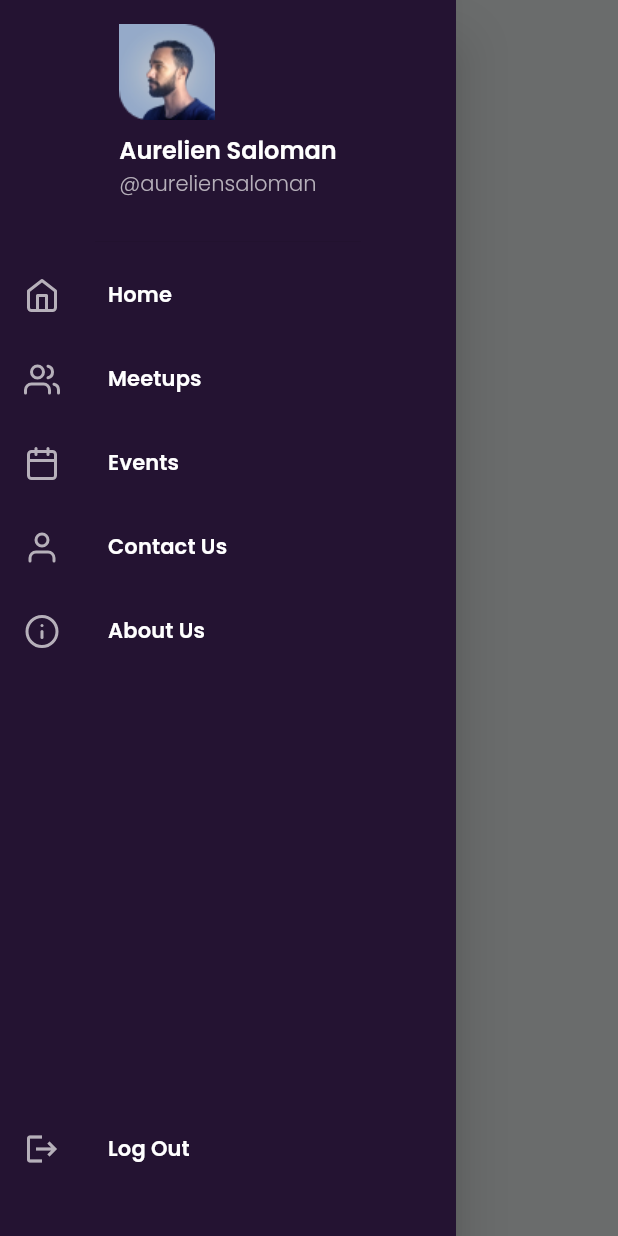
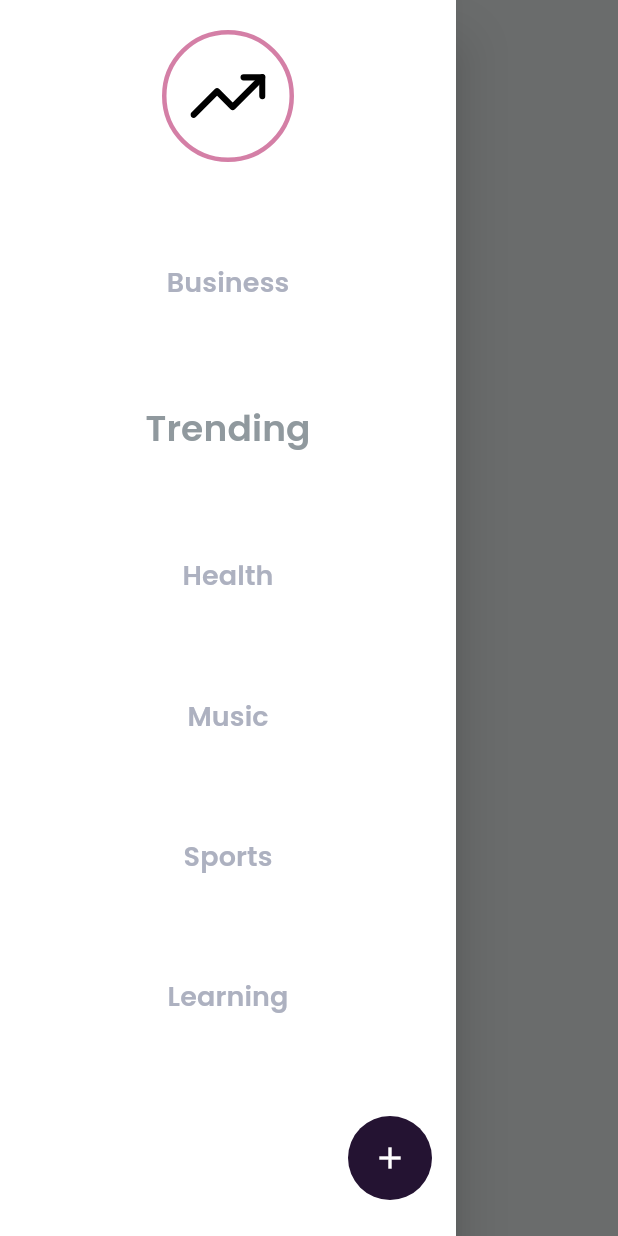
Before and after one commit to david-legend/flutter_catalog, a Flutter app: the MenuScreen4 screen opened by its route, with the side drawer open, on a phone screen of 412 x 824 dp. Run offline on Flutter 3.47's test engine with Material 2 defaults, Android fonts, the phone set to English and light mode, and no system bars; our stand-ins replace auto_route, bubble_tab_indicator, carousel_slider, dots_indicator, flutter_feather_icons, font_awesome_flutter and 2 more.

Commit message:
added menu 4

```diff
--- a/lib/presentation/screens/menus/menu_1.dart
+++ b/lib/presentation/screens/menus/menu_1.dart
@@ -5,7 +5,7 @@ import 'package:fluttercatalog/values/values.dart';
 import 'package:fluttercatalog/widgets/spaces.dart';
 
 class MenuItem {
-  MenuItem(this.title, this.iconData, {this.onTap, this.selected = false});
+  MenuItem(this.title, {this.iconData, this.onTap, this.selected = false});
 
   final String title;
   final IconData iconData;
@@ -20,11 +20,11 @@ class MenuScreen1 extends StatefulWidget {
 
 class _MenuScreen1State extends State<MenuScreen1> {
   List<MenuItem> menuList = [
-    MenuItem(StringConst.HOME, FeatherIcons.home, onTap: () {}),
-    MenuItem(StringConst.MEET_UPS, FeatherIcons.users, onTap: () {}),
-    MenuItem(StringConst.EVENTS, FeatherIcons.calendar, onTap: () {}),
-    MenuItem(StringConst.CONTACT_US, FeatherIcons.user, onTap: () {}),
-    MenuItem(StringConst.ABOUT_US, FeatherIcons.info, onTap: () {}),
+    MenuItem(StringConst.HOME, iconData: FeatherIcons.home, onTap: () {}),
+    MenuItem(StringConst.MEET_UPS, iconData: FeatherIcons.users, onTap: () {}),
+    MenuItem(StringConst.EVENTS, iconData: FeatherIcons.calendar, onTap: () {}),
+    MenuItem(StringConst.CONTACT_US, iconData: FeatherIcons.user, onTap: () {}),
+    MenuItem(StringConst.ABOUT_US, iconData: FeatherIcons.info, onTap: () {}),
   ];
 
   @override
--- a/lib/presentation/screens/menus/menu_2.dart
+++ b/lib/presentation/screens/menus/menu_2.dart
@@ -15,31 +15,31 @@ class _MenuScreen2State extends State<MenuScreen2> {
   List<MenuItem> menuList = [
     MenuItem(
       StringConst.HOME,
-      FeatherIcons.home,
+      iconData: FeatherIcons.home,
       selected: false,
       onTap: () {},
     ),
     MenuItem(
       StringConst.MEET_UPS,
-      FeatherIcons.users,
+      iconData: FeatherIcons.users,
       selected: false,
       onTap: () {},
     ),
     MenuItem(
       StringConst.EVENTS,
-      FeatherIcons.calendar,
+      iconData: FeatherIcons.calendar,
       selected: true,
       onTap: () {},
     ),
     MenuItem(
       StringConst.CONTACT_US,
-      FeatherIcons.user,
+      iconData: FeatherIcons.user,
       selected: false,
       onTap: () {},
     ),
     MenuItem(
       StringConst.ABOUT_US,
-      FeatherIcons.info,
+      iconData: FeatherIcons.info,
       selected: false,
       onTap: () {},
     ),
@@ -179,8 +179,9 @@ class _MenuScreen2State extends State<MenuScreen2> {
             child: ListTile(
               selected: menuItemList[index].selected,
               selectedTileColor: AppColors.primaryColor,
-              contentPadding:
-                  const EdgeInsets.symmetric(horizontal: 16, vertical: 0),
+              contentPadding: const EdgeInsets.symmetric(
+                horizontal: Sizes.PADDING_16,
+              ),
               leading: Icon(
                 menuItemList[index].iconData,
                 color: menuItemList[index].selected
--- a/lib/presentation/screens/menus/menu_3.dart
+++ b/lib/presentation/screens/menus/menu_3.dart
@@ -15,24 +15,28 @@ class _MenuScreen3State extends State<MenuScreen3> {
   List<MenuItem> menuList = [
     MenuItem(
       StringConst.HOME,
-      FeatherIcons.home,
+      iconData: FeatherIcons.home,
       onTap: () {},
     ),
-    MenuItem(StringConst.MEET_UPS, FeatherIcons.users, onTap: () {}),
+    MenuItem(
+      StringConst.MEET_UPS,
+      iconData: FeatherIcons.users,
+      onTap: () {},
+    ),
     MenuItem(
       StringConst.EVENTS,
-      FeatherIcons.calendar,
+      iconData: FeatherIcons.calendar,
       selected: true,
       onTap: () {},
     ),
     MenuItem(
       StringConst.CONTACT_US,
-      FeatherIcons.user,
+      iconData: FeatherIcons.user,
       onTap: () {},
     ),
     MenuItem(
       StringConst.ABOUT_US,
-      FeatherIcons.info,
+      iconData: FeatherIcons.info,
       onTap: () {},
     ),
   ];
@@ -160,8 +164,9 @@ class _MenuScreen3State extends State<MenuScreen3> {
             child: ListTile(
               selected: menuItemList[index].selected,
               selectedTileColor: AppColors.primaryColor,
-              contentPadding:
-                  const EdgeInsets.symmetric(horizontal: 16, vertical: 0),
+              contentPadding: const EdgeInsets.symmetric(
+                horizontal: Sizes.PADDING_16,
+              ),
               leading: Icon(
                 menuItemList[index].iconData,
                 color: menuItemList[index].selected
--- a/lib/presentation/screens/menus/menu_4.dart
+++ b/lib/presentation/screens/menus/menu_4.dart
@@ -3,6 +3,7 @@ import 'package:flutter_feather_icons/flutter_feather_icons.dart';
 import 'package:fluttercatalog/presentation/layout/adaptive.dart';
 import 'package:fluttercatalog/values/values.dart';
 import 'package:fluttercatalog/widgets/spaces.dart';
+import 'package:font_awesome_flutter/font_awesome_flutter.dart';
 
 import 'menu_1.dart';
 
@@ -13,11 +14,12 @@ class MenuScreen4 extends StatefulWidget {
 
 class _MenuScreen4State extends State<MenuScreen4> {
   List<MenuItem> menuList = [
-    MenuItem(StringConst.HOME, FeatherIcons.home, onTap: () {}),
-    MenuItem(StringConst.MEET_UPS, FeatherIcons.users, onTap: () {}),
-    MenuItem(StringConst.EVENTS, FeatherIcons.calendar, onTap: () {}),
-    MenuItem(StringConst.CONTACT_US, FeatherIcons.user, onTap: () {}),
-    MenuItem(StringConst.ABOUT_US, FeatherIcons.info, onTap: () {}),
+    MenuItem(StringConst.BUSINESS, onTap: () {}),
+    MenuItem(StringConst.TRENDING, selected: true, onTap: () {}),
+    MenuItem(StringConst.HEALTH, onTap: () {}),
+    MenuItem(StringConst.MUSIC, onTap: () {}),
+    MenuItem(StringConst.SPORTS, onTap: () {}),
+    MenuItem(StringConst.LEARNING, onTap: () {}),
   ];
 
   @override
@@ -26,41 +28,49 @@ class _MenuScreen4State extends State<MenuScreen4> {
     ThemeData theme = Theme.of(context);
     return Scaffold(
       key: scaffoldKey,
-      drawer: Container(
+      drawer: SafeArea(
+        child: Container(
           width: assignWidth(context: context, fraction: 1.0),
           child: Drawer(
             child: Container(
               decoration: BoxDecoration(
-              color: AppColors.violet400,
+                color: AppColors.white,
               ),
               child: Column(
+                crossAxisAlignment: CrossAxisAlignment.center,
                 children: <Widget>[
-                DrawerHeader(
-                  child: Container(
-                    height: assignHeight(context: context, fraction: 0.3),
-                    child: _buildDrawerHeader(),
-                  ),
+                  SpaceH20(),
+                  Container(
+                    padding: const EdgeInsets.all(Sizes.PADDING_16),
                     decoration: BoxDecoration(
-                    color: AppColors.violet400,
+                        border: Border.all(color: AppColors.pink50, width: 3),
+                        borderRadius: BorderRadius.all(Radius.circular(60))),
+                    child: Icon(
+                      FeatherIcons.trendingUp,
+                      color: AppColors.black,
+                      size: Sizes.ICON_SIZE_50,
                     ),
                   ),
+                  Spacer(),
                   ..._buildMenuList(menuList),
-                Spacer(),
-                ListTile(
-                  leading: Icon(
-                    Icons.logout,
-                    color: AppColors.purple10,
-                  ),
-                  title: Text(
-                    StringConst.LOG_OUT,
-                    style: theme.textTheme.subtitle2.copyWith(
+                  Padding(
+                    padding: const EdgeInsets.only(right: 16.0),
+                    child: Align(
+                      alignment: Alignment.bottomRight,
+                      child: FloatingActionButton(
+                        backgroundColor: AppColors.violet400,
+                        elevation: Sizes.ELEVATION_0,
+                        onPressed: () {},
+                        child: Icon(
+                          Icons.add,
                           color: AppColors.white,
                         ),
                       ),
-                  onTap: () {},
                     ),
-                SpaceH30(),
+                  ),
+                  SpaceH24(),
                 ],
+              ),
             ),
           ),
         ),
@@ -69,45 +79,10 @@ class _MenuScreen4State extends State<MenuScreen4> {
         child: Center(
           child: RaisedButton(
             onPressed: () => scaffoldKey.currentState.openDrawer(),
-            child: Text(
-              "OPEN", /**StringConst.OPEN_DRAWER**/
+            child: Text(StringConst.OPEN_DRAWER),
           ),
         ),
       ),
-      ),
-    );
-  }
-
-  Widget _buildDrawerHeader() {
-    ThemeData theme = Theme.of(context);
-    return Column(
-      children: [
-        Container(
-          width: assignWidth(context: context, fraction: 1),
-          child: Column(
-            crossAxisAlignment: CrossAxisAlignment.start,
-            children: [
-              Image.asset(
-                ImagePath.BOB,
-                fit: BoxFit.cover,
-              ),
-              SpaceH8(),
-              Text(
-                StringConst.SALOMAN,
-                style: theme.textTheme.subtitle1.copyWith(
-                  color: AppColors.white,
-                ),
-              ),
-              Text(
-                StringConst.SALOMAN_USERNAME,
-                style: theme.textTheme.bodyText2.copyWith(
-                  color: AppColors.purple10,
-                ),
-              ),
-            ],
-          ),
-        )
-      ],
     );
   }
 
@@ -117,20 +92,19 @@ class _MenuScreen4State extends State<MenuScreen4> {
 
     for (int index = 0; index < menuItemList.length; index++) {
       menuList.add(
-        ListTile(
-          leading: Icon(
-            menuItemList[index].iconData,
-            color: AppColors.purple10,
-          ),
-          title: Text(
+        Text(
           menuItemList[index].title,
           style: theme.textTheme.subtitle2.copyWith(
-              color: AppColors.white,
+            color: menuItemList[index].selected
+                ? AppColors.indigo200
+                : AppColors.greyShade6,
+            fontSize: menuItemList[index].selected
+                ? Sizes.TEXT_SIZE_24
+                : Sizes.TEXT_SIZE_18,
           ),
         ),
-          onTap: menuItemList[index].onTap,
-        ),
       );
+      menuList.add(Spacer());
     }
     return menuList;
   }
--- a/lib/values/colors.dart
+++ b/lib/values/colors.dart
@@ -19,6 +19,7 @@ class AppColors {
   static const Color blackShade8 = Color(0xFF040404);
   static const Color blackShade9 = Color(0xFF767676);
   static const Color blackShade10 = Color(0xFF606060);
+  static const Color blackShade200 = Color(0xFF374750);
 
   //White
   static const Color white = Color(0xFFFFFFFF);
@@ -38,8 +39,10 @@ class AppColors {
   static const Color greyShade8 = Color(0xFFA3A3A3);
 
   //Indigo
+//  static const Color indigo = Color(0xFF9FB5D1);
+  static const Color indigo50 = Color(0xFFBBBCCD);
   static const Color indigo100 = Color(0xFF9599B3);
-  static const Color indigo50 = Color(0xFFBBBCCD);
+  static const Color indigo200 = Color(0xFF90999E);
 
   //purple
   static const Color purple10 = Color(0xFFB6B0BA);
@@ -74,11 +77,6 @@ class AppColors {
   static const Color lightBlueShade2 = Color(0xFFA7B4C5);
   static const Color lightBlueShade5 = Color(0xFF526479);
   static const Color deepBlue200 = Color(0xFF2B3F51);
-
-  //Grey
-
-  //indigo
-  static const Color indigo200 = Color(0xFF9FB5D1);
 
   //green
   static const Color green = Color(0xFF18D3BF);
--- a/lib/values/sizes.dart
+++ b/lib/values/sizes.dart
@@ -44,6 +44,7 @@ class Sizes {
   static const double TEXT_SIZE_8 = 8.0;
 
   //IconSizes
+  static const double ICON_SIZE_60 = 60.0;
   static const double ICON_SIZE_50 = 50.0;
   static const double ICON_SIZE_40 = 40.0;
   static const double ICON_SIZE_32 = 32.0;
--- a/lib/values/strings.dart
+++ b/lib/values/strings.dart
@@ -84,7 +84,12 @@ class StringConst {
   static const String ABOUT_US = "About Us";
   static const String LOG_OUT = "Log Out";
   static const String OPEN_DRAWER = "Open Drawer";
-
+  static const String MUSIC = "Music";
+  static const String SPORTS = "Sports";
+  static const String TRENDING = "Trending";
+  static const String HEALTH = "Health";
+  static const String BUSINESS = "Business";
+  static const String LEARNING = "Learning";
   //Buttons
   static const String FOLLOW = "Follow";
   static const String CHAT = "Chat";
```
Lines whose indentation alone changed are shown as unchanged.
